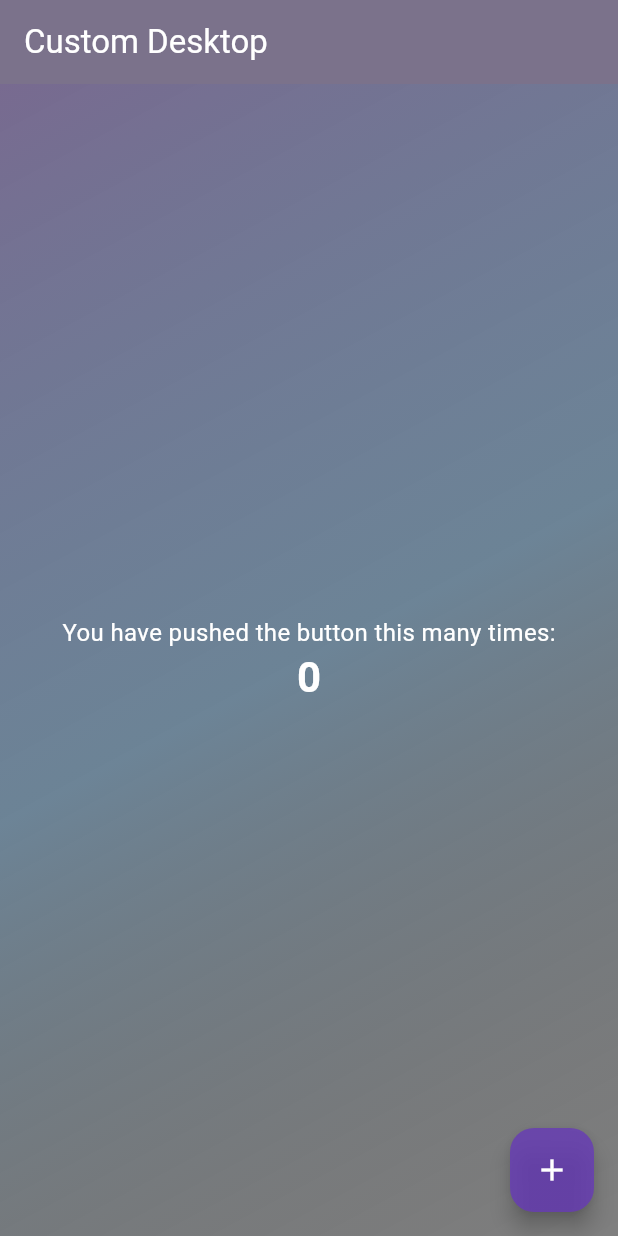
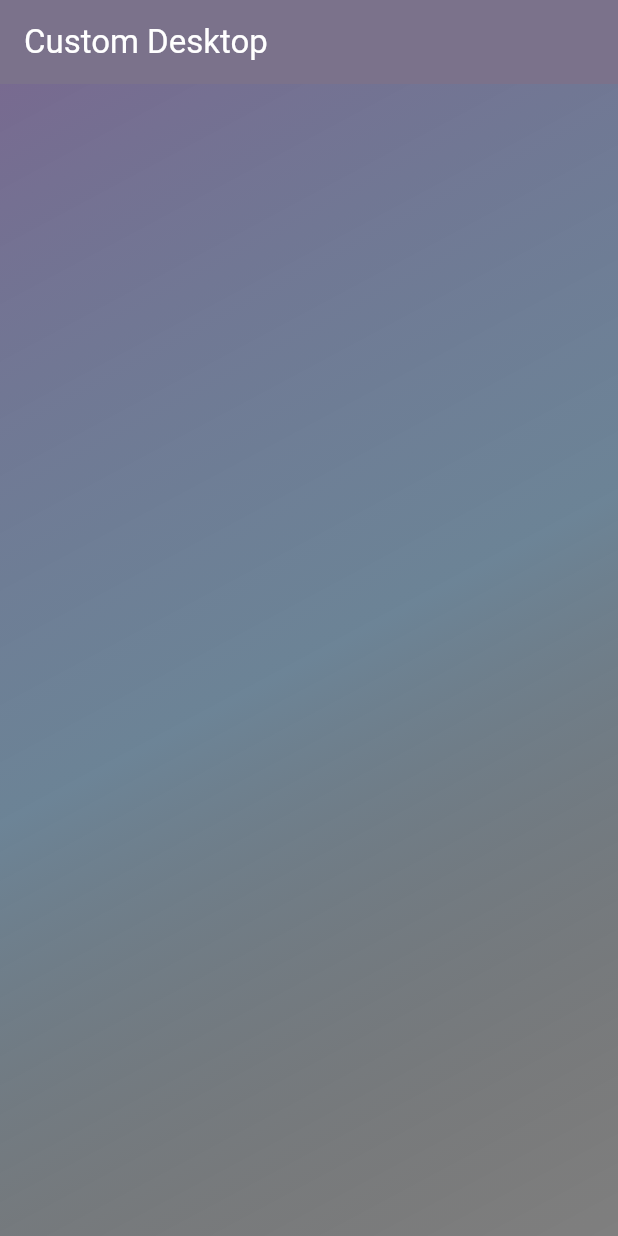
Before and after one commit to NewChoBo/custom_desktop, a Flutter app: the screen it shows after launch, on a phone screen of 412 x 824 dp. Run offline on Flutter 3.47's test engine with Material 3 defaults, Android fonts, the light colour scheme and no system bars; missing offline and left inert: tray_manager, window_manager; statements that could not run were skipped.

Commit message:
chore: dummy ui 제거

```diff
--- a/lib/features/home/presentation/pages/home_page.dart
+++ b/lib/features/home/presentation/pages/home_page.dart
@@ -12,65 +12,29 @@
 }
 
 class _HomePageState extends State<HomePage> {
-  int _counter = 0;
-
-  void _incrementCounter() {
-    setState(() {
-      _counter++;
-    });
-  }
-
   @override
   Widget build(BuildContext context) {
     return Scaffold(
-      // 배경을 50% 투명하게 설정
       backgroundColor: Colors.black.withValues(alpha: 0.5),
       appBar: AppBar(
-        // AppBar를 80% 투명하게 설정 (20% 불투명도)
         backgroundColor: Colors.deepPurple.withValues(alpha: 0.2),
         title: Text(widget.title, style: const TextStyle(color: Colors.white)),
-        // AppBar 그림자 제거
         elevation: 0,
-        // 시스템 오버레이 스타일 설정
         foregroundColor: Colors.white,
       ),
       body: Container(
-        // 배경 그라데이션 효과 추가
         decoration: BoxDecoration(
           gradient: LinearGradient(
             begin: Alignment.topLeft,
             end: Alignment.bottomRight,
             colors: <Color>[
-              Colors.deepPurple.withValues(alpha: 0.3), // 30% 불투명 보라색
-              Colors.blue.withValues(alpha: 0.2), // 20% 불투명 파란색
+              Colors.deepPurple.withValues(alpha: 0.3),
+              Colors.blue.withValues(alpha: 0.2),
               Colors.transparent,
             ],
           ),
         ),
-        child: Center(
-          child: Column(
-            mainAxisAlignment: MainAxisAlignment.center,
-            children: <Widget>[
-              const Text(
-                'You have pushed the button this many times:',
-                style: TextStyle(color: Colors.white, fontSize: 16),
-              ),
-              Text(
-                '$_counter',
-                style: Theme.of(context).textTheme.headlineMedium?.copyWith(
-                  color: Colors.white,
-                  fontWeight: FontWeight.bold,
-                ),
-              ),
-            ],
-          ),
-        ),
-      ),
-      floatingActionButton: FloatingActionButton(
-        onPressed: _incrementCounter,
-        tooltip: 'Increment',
-        backgroundColor: Colors.deepPurple.withValues(alpha: 0.8), // 80% 불투명
-        child: const Icon(Icons.add, color: Colors.white),
+        child: const Center(),
       ),
     );
   }
```
